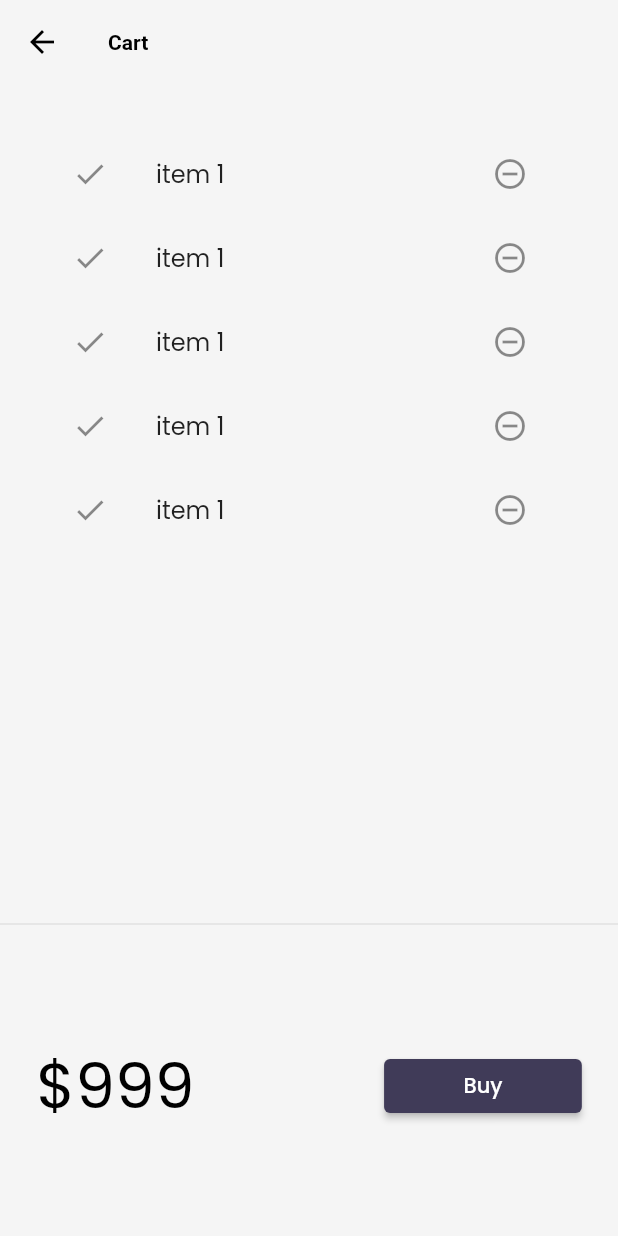
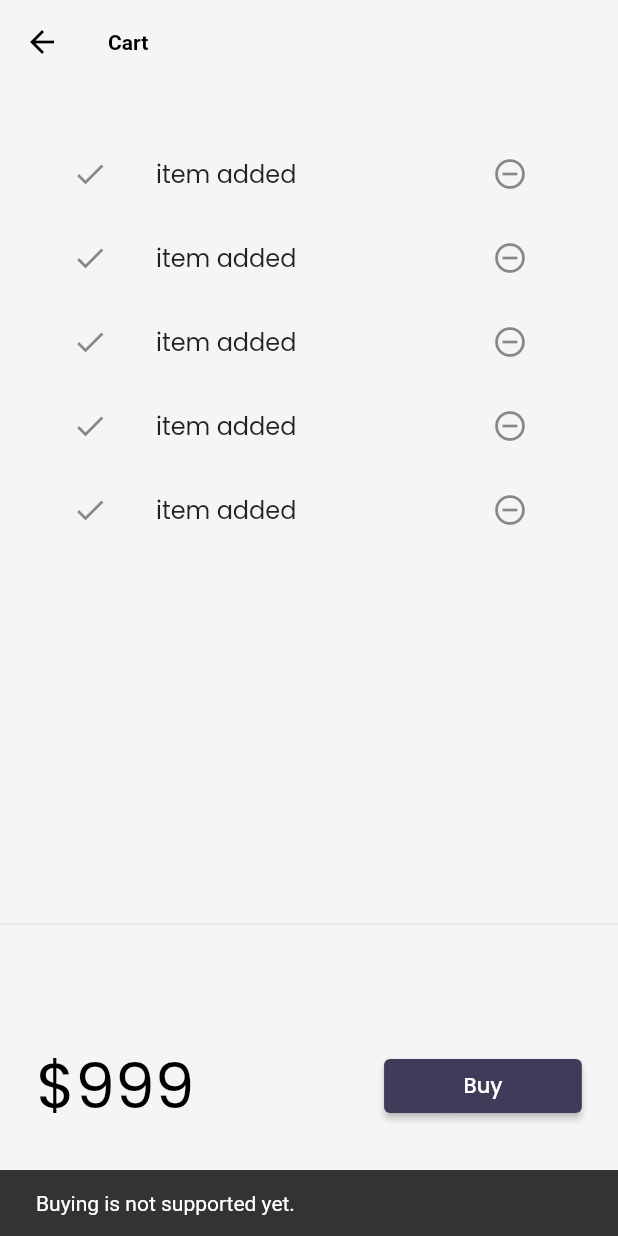
Before and after one commit to adityakaushik22/30DaysofFlutter, a Flutter app: the CartPage screen opened by its route, after a tap on "Buy", on a phone screen of 412 x 824 dp. Run offline on Flutter 3.47's test engine with Material 2 defaults, Android fonts, the phone set to English and light mode, and no system bars; our stand-ins replace google_fonts, velocity_x; missing offline and left inert: dart:ffi; network calls fail.

Commit message:
day 18 completed

```diff
--- a/lib/pages/cart_page.dart
+++ b/lib/pages/cart_page.dart
@@ -17,7 +17,11 @@ class CartPage extends StatelessWidget {
         ),
       ),
       body: Column(
-        children: [_CartList().p32().expand(), Divider(), _CartTotal()],
+        children: [
+          _CartList().p32().expand(),
+          Divider(),
+          _CartTotal(),
+        ],
       ),
     );
   }
@@ -39,7 +43,10 @@ class _CartTotal extends StatelessWidget {
               style: ButtonStyle(
                   backgroundColor:
                       MaterialStateProperty.all(Mythemes.darkBluish)),
-              onPressed: () {},
+              onPressed: () {
+                ScaffoldMessenger.of(context).showSnackBar(SnackBar(
+                    content: "Buying is not supported yet.".text.make()));
+              },
               child: Text(
                 "Buy",
                 style: TextStyle(color: Colors.white),
@@ -68,7 +75,7 @@ class _CartListState extends State<_CartList> {
           icon: Icon(Icons.remove_circle_outline),
           onPressed: () {},
         ),
-        title: "item 1".text.make(),
+        title: "item added".text.make(),
       ),
     );
   }
--- a/lib/widgets/home_widgets/catalog_list.dart
+++ b/lib/widgets/home_widgets/catalog_list.dart
@@ -12,7 +12,7 @@ class CatalogList extends StatelessWidget {
       shrinkWrap: true,
       itemCount: CatalogModel.products.length,
       itemBuilder: ((context, index) {
-        final catalog = CatalogModel.getByPosition(index);
+        final catalog = CatalogModel.products[index];
         return InkWell(
             onTap: (() => Navigator.push(
                 context,
```
Also changed, not shown: lib/models/cart.dart (added, +36 -0 lines).
